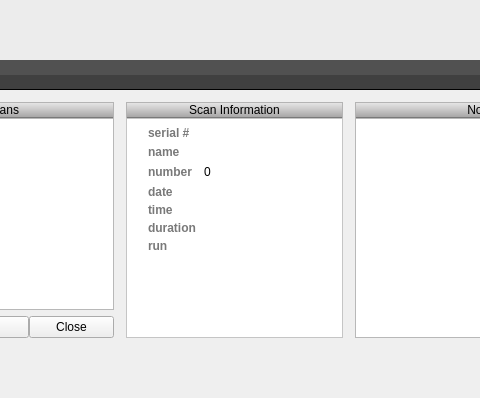
Old version of the form source/ui/dataman/AMGenericScanEditor.ui in the repository acquaman/acquaman; both pictures show x 154 to 634 and y 0 to 398 of the 801 by 574 pixel window.
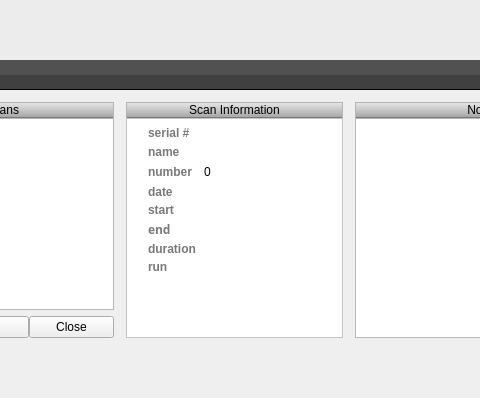
New version of the form. Icons and pictures are not drawn.

Commit message: Added scan end time to Scan Information window of generic scan editor

```diff
--- a/source/ui/dataman/AMGenericScanEditor.ui
+++ b/source/ui/dataman/AMGenericScanEditor.ui
@@ -297,11 +297,11 @@
 font-family: &quot;Lucida Grande&quot;;</string>
                   </property>
                   <property name="text">
-                   <string>time</string>
+                   <string>start</string>
                   </property>
                  </widget>
                 </item>
-                <item row="5" column="0">
+                <item row="6" column="0">
                  <widget class="QLabel" name="scanDurationLabel">
                   <property name="styleSheet">
                    <string notr="true">color: rgb(121, 121, 121);
@@ -313,7 +313,7 @@
                   </property>
                  </widget>
                 </item>
-                <item row="6" column="0">
+                <item row="7" column="0">
                  <widget class="QLabel" name="scanRunLabel">
                   <property name="styleSheet">
                    <string notr="true">color: rgb(121, 121, 121);
@@ -337,7 +337,7 @@
                   </property>
                  </widget>
                 </item>
-                <item row="5" column="1">
+                <item row="6" column="1">
                  <widget class="QLabel" name="scanDuration">
                   <property name="text">
                    <string/>
@@ -501,6 +501,72 @@
                   </property>
                  </widget>
                 </item>
+                <item row="4" column="1">
+                 <widget class="QLabel" name="scanTime">
+                  <property name="text">
+                   <string/>
+                  </property>
+                 </widget>
+                </item>
+                <item row="5" column="1">
+                 <widget class="QLabel" name="scanEnd">
+                  <property name="text">
+                   <string/>
+                  </property>
+                 </widget>
+                </item>
+                <item row="5" column="0">
+                 <widget class="QLabel" name="scanEndLabel">
+                  <property name="palette">
+                   <palette>
+                    <active>
+                     <colorrole role="WindowText">
+                      <brush brushstyle="SolidPattern">
+                       <color alpha="255">
+                        <red>121</red>
+                        <green>121</green>
+                        <blue>121</blue>
+                       </color>
+                      </brush>
+                     </colorrole>
+                    </active>
+                    <inactive>
+                     <colorrole role="WindowText">
+                      <brush brushstyle="SolidPattern">
+                       <color alpha="255">
+                        <red>121</red>
+                        <green>121</green>
+                        <blue>121</blue>
+                       </color>
+                      </brush>
+                     </colorrole>
+                    </inactive>
+                    <disabled>
+                     <colorrole role="WindowText">
+                      <brush brushstyle="SolidPattern">
+                       <color alpha="255">
+                        <red>119</red>
+                        <green>119</green>
+                        <blue>119</blue>
+                       </color>
+                      </brush>
+                     </colorrole>
+                    </disabled>
+                   </palette>
+                  </property>
+                  <property name="font">
+                   <font>
+                    <family>Lucida</family>
+                    <pointsize>9</pointsize>
+                    <weight>75</weight>
+                    <bold>true</bold>
+                   </font>
+                  </property>
+                  <property name="text">
+                   <string>end</string>
+                  </property>
+                 </widget>
+                </item>
                </layout>
               </item>
               <item>
```
Left out of the diff: 7 changed lines with no effect on the pictures. The commit also changes 1 other file.
